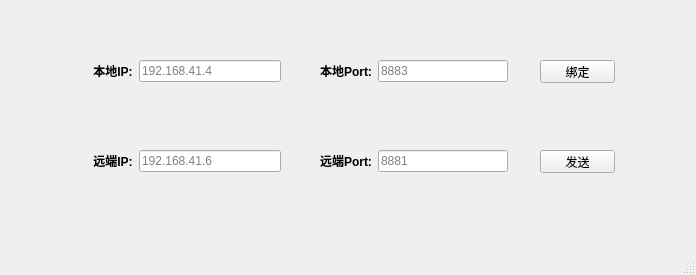
Before: the Qt Designer form DX_UDP/main.ui in dingxiao88/PyQt5_Demo, drawn with Qt 5.
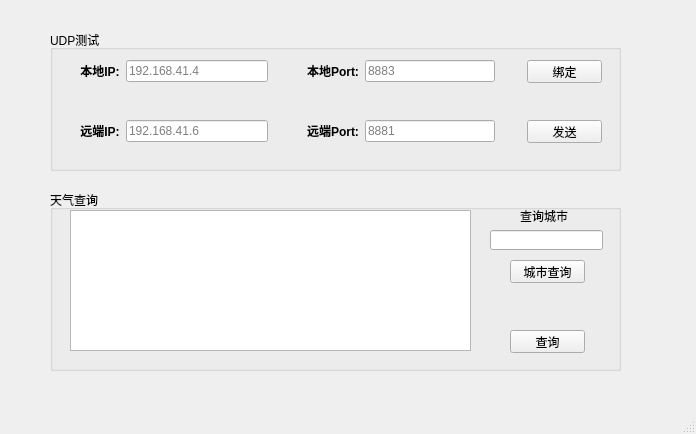
After: the same form once the commit is applied.

Commit message: 增加了中国城市天气预报查询功能，并测试了天气API。

What changed in the file:
```diff
--- a/DX_UDP/main.ui
+++ b/DX_UDP/main.ui
@@ -7,57 +7,75 @@
     <x>0</x>
     <y>0</y>
     <width>696</width>
-    <height>275</height>
+    <height>434</height>
    </rect>
   </property>
   <property name="windowTitle">
    <string>MainWindow</string>
   </property>
   <widget class="QWidget" name="centralwidget">
+   <widget class="QGroupBox" name="groupBox_UDP">
+    <property name="geometry">
+     <rect>
+      <x>50</x>
+      <y>30</y>
+      <width>571</width>
+      <height>141</height>
+     </rect>
+    </property>
+    <property name="title">
+     <string>UDP测试</string>
+    </property>
+    <property name="flat">
+     <bool>false</bool>
+    </property>
+    <property name="checkable">
+     <bool>false</bool>
+    </property>
    <widget class="QWidget" name="layoutWidget">
     <property name="geometry">
      <rect>
-      <x>320</x>
-      <y>60</y>
+       <x>30</x>
+       <y>30</y>
       <width>188</width>
       <height>22</height>
      </rect>
     </property>
-    <layout class="QHBoxLayout" name="horizontalLayout_2">
+     <layout class="QHBoxLayout" name="horizontalLayout">
      <item>
-      <widget class="QLabel" name="label_2">
+       <widget class="QLabel" name="label">
        <property name="text">
-        <string>&lt;html&gt;&lt;head/&gt;&lt;body&gt;&lt;p align=&quot;center&quot;&gt;&lt;span style=&quot; font-weight:600;&quot;&gt;本地Port:&lt;/span&gt;&lt;/p&gt;&lt;/body&gt;&lt;/html&gt;</string>
+         <string>&lt;html&gt;&lt;head/&gt;&lt;body&gt;&lt;p align=&quot;center&quot;&gt;&lt;span style=&quot; font-weight:600;&quot;&gt;本地IP:&lt;/span&gt;&lt;/p&gt;&lt;/body&gt;&lt;/html&gt;</string>
        </property>
       </widget>
      </item>
      <item>
-      <widget class="QLineEdit" name="lineEdit_Local_Port">
+       <widget class="QLineEdit" name="lineEdit_Local_IP">
        <property name="placeholderText">
-        <string>8883</string>
+         <string>192.168.41.4</string>
        </property>
       </widget>
      </item>
     </layout>
    </widget>
-   <widget class="QPushButton" name="pushButton_bing">
+    <widget class="QPushButton" name="pushButton_udpSend">
     <property name="geometry">
      <rect>
-      <x>540</x>
-      <y>60</y>
+       <x>477</x>
+       <y>90</y>
       <width>75</width>
       <height>23</height>
      </rect>
     </property>
     <property name="text">
-     <string>绑定</string>
+      <string>发送</string>
     </property>
    </widget>
    <widget class="QWidget" name="layoutWidget_2">
     <property name="geometry">
      <rect>
-      <x>93</x>
-      <y>150</y>
+       <x>30</x>
+       <y>90</y>
       <width>188</width>
       <height>22</height>
      </rect>
@@ -82,24 +100,11 @@
      </item>
     </layout>
    </widget>
-   <widget class="QPushButton" name="pushButton_udpSend">
-    <property name="geometry">
-     <rect>
-      <x>540</x>
-      <y>150</y>
-      <width>75</width>
-      <height>23</height>
-     </rect>
-    </property>
-    <property name="text">
-     <string>发送</string>
-    </property>
-   </widget>
    <widget class="QWidget" name="layoutWidget_3">
     <property name="geometry">
      <rect>
-      <x>320</x>
-      <y>150</y>
+       <x>257</x>
+       <y>90</y>
       <width>188</width>
       <height>22</height>
      </rect>
@@ -124,28 +129,114 @@
    <widget class="QWidget" name="layoutWidget">
     <property name="geometry">
      <rect>
-      <x>93</x>
-      <y>60</y>
+       <x>257</x>
+       <y>30</y>
       <width>188</width>
       <height>22</height>
      </rect>
     </property>
-    <layout class="QHBoxLayout" name="horizontalLayout">
+     <layout class="QHBoxLayout" name="horizontalLayout_2">
      <item>
-      <widget class="QLabel" name="label">
+       <widget class="QLabel" name="label_2">
        <property name="text">
-        <string>&lt;html&gt;&lt;head/&gt;&lt;body&gt;&lt;p align=&quot;center&quot;&gt;&lt;span style=&quot; font-weight:600;&quot;&gt;本地IP:&lt;/span&gt;&lt;/p&gt;&lt;/body&gt;&lt;/html&gt;</string>
+         <string>&lt;html&gt;&lt;head/&gt;&lt;body&gt;&lt;p align=&quot;center&quot;&gt;&lt;span style=&quot; font-weight:600;&quot;&gt;本地Port:&lt;/span&gt;&lt;/p&gt;&lt;/body&gt;&lt;/html&gt;</string>
        </property>
       </widget>
      </item>
      <item>
-      <widget class="QLineEdit" name="lineEdit_Local_IP">
+       <widget class="QLineEdit" name="lineEdit_Local_Port">
        <property name="placeholderText">
-        <string>192.168.41.4</string>
+         <string>8883</string>
        </property>
       </widget>
      </item>
     </layout>
+    </widget>
+    <widget class="QPushButton" name="pushButton_bing">
+     <property name="geometry">
+      <rect>
+       <x>477</x>
+       <y>30</y>
+       <width>75</width>
+       <height>23</height>
+      </rect>
+     </property>
+     <property name="text">
+      <string>绑定</string>
+     </property>
+    </widget>
+   </widget>
+   <widget class="QGroupBox" name="groupBox_Weather">
+    <property name="geometry">
+     <rect>
+      <x>50</x>
+      <y>190</y>
+      <width>571</width>
+      <height>181</height>
+     </rect>
+    </property>
+    <property name="title">
+     <string>天气查询</string>
+    </property>
+    <widget class="QTextEdit" name="textEdit_Weather">
+     <property name="geometry">
+      <rect>
+       <x>20</x>
+       <y>20</y>
+       <width>401</width>
+       <height>141</height>
+      </rect>
+     </property>
+    </widget>
+    <widget class="QPushButton" name="pushButton_Weather_Check">
+     <property name="geometry">
+      <rect>
+       <x>460</x>
+       <y>140</y>
+       <width>75</width>
+       <height>23</height>
+      </rect>
+     </property>
+     <property name="text">
+      <string>查询</string>
+     </property>
+    </widget>
+    <widget class="QLineEdit" name="lineEdit_Weather_City">
+     <property name="geometry">
+      <rect>
+       <x>440</x>
+       <y>40</y>
+       <width>113</width>
+       <height>20</height>
+      </rect>
+     </property>
+    </widget>
+    <widget class="QLabel" name="label_3">
+     <property name="geometry">
+      <rect>
+       <x>470</x>
+       <y>20</y>
+       <width>54</width>
+       <height>12</height>
+      </rect>
+     </property>
+     <property name="text">
+      <string>查询城市</string>
+     </property>
+    </widget>
+    <widget class="QPushButton" name="pushButton_City_Check">
+     <property name="geometry">
+      <rect>
+       <x>460</x>
+       <y>70</y>
+       <width>75</width>
+       <height>23</height>
+      </rect>
+     </property>
+     <property name="text">
+      <string>城市查询</string>
+     </property>
+    </widget>
    </widget>
   </widget>
   <widget class="QMenuBar" name="menubar">
```
Lines whose indentation alone changed are shown as unchanged. The commit also changes 7 other files.
